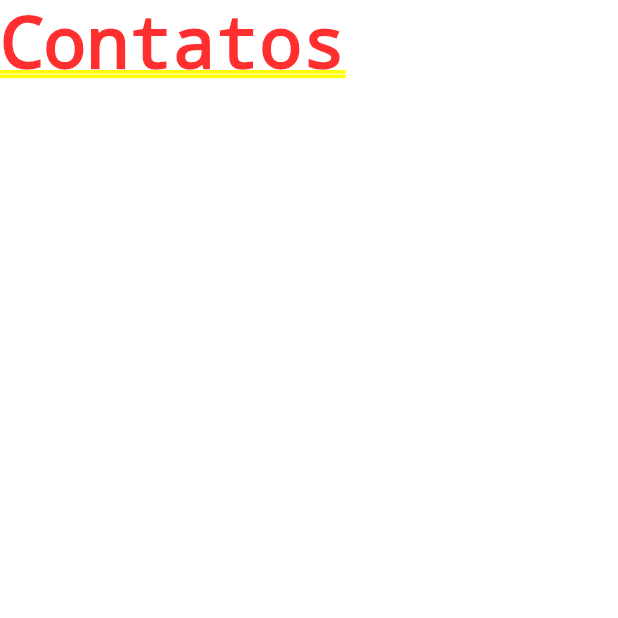
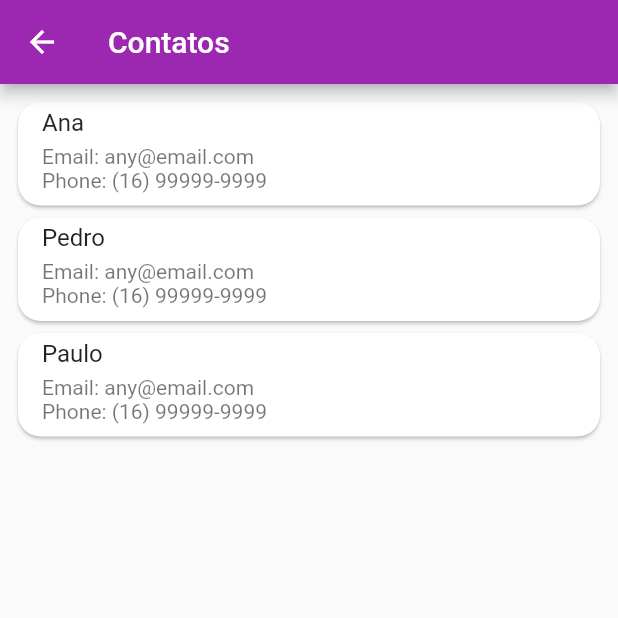
Before and after one commit to kefflen/flutter-studies, a Flutter app: the screen it shows after launch, after a tap on "Contatos", on a phone screen of 412 x 824 dp, the top half of it. Run offline on Flutter 3.47's test engine with Material 2 defaults, Android fonts, the phone set to English and light mode, and no system bars.

Commit message:
Pagina de contatos

```diff
--- /dev/null
+++ b/bank/lib/components/contacts_item.dart
@@ -0,0 +1,28 @@
+import 'package:bank/models/contact.dart';
+import 'package:flutter/material.dart';
+
+class ContactsItem extends StatelessWidget {
+  final Contact contact;
+
+  ContactsItem(this.contact);
+
+  @override
+  Widget build(BuildContext context) {
+    return Card(
+      shape: RoundedRectangleBorder(
+        borderRadius: BorderRadius.circular(15),
+      ),
+      child: Column(
+        children: [
+          ListTile(
+            title: Text(contact.name),
+            subtitle: Padding(
+              padding: const EdgeInsets.symmetric(vertical: 5, horizontal: 0),
+              child: Text("Email: ${contact.email}\nPhone: ${contact.phone}"),
+            ),
+          ),
+        ],
+      ),
+    );
+  }
+}
--- a/bank/lib/main.dart
+++ b/bank/lib/main.dart
@@ -11,7 +11,7 @@ void main() => runApp(MaterialApp(
             child: Accounts(),
           );
         },
-        AppRoutes.CONTACTS:(context) => const SafeArea(child: ContactsPage())
+        AppRoutes.CONTACTS:(context) => SafeArea(child: ContactsPage())
       },
 
       home: const SafeArea(child: DashboardScreen()),
--- a/bank/lib/screens/contacts.dart
+++ b/bank/lib/screens/contacts.dart
@@ -1,10 +1,31 @@
-import 'package:flutter/cupertino.dart';
+import 'package:bank/components/contacts_item.dart';
+import 'package:bank/models/contact.dart';
+import 'package:flutter/material.dart';
 
 class ContactsPage extends StatelessWidget {
-  const ContactsPage({Key? key}) : super(key: key);
+  final contacts = [
+    Contact("p1", "Ana", "(16) 99999-9999", "any@email.com"),
+    Contact("p2", "Pedro", "(16) 99999-9999", "any@email.com"),
+    Contact("p3", "Paulo", "(16) 99999-9999", "any@email.com"),
+  ];
+
+  ContactsPage({Key? key}) : super(key: key);
 
   @override
   Widget build(BuildContext context) {
-    return Text("Contatos");
+    return Scaffold(
+      appBar: AppBar(
+        title: const Text("Contatos"),
+      ),
+      body: Padding(
+        padding: const EdgeInsets.all(8.0),
+        child: ListView.builder(
+          itemCount: contacts.length,
+          itemBuilder: (ctx, index) {
+            return ContactsItem(contacts[index]);
+          },
+        ),
+      ),
+    );
   }
 }
```
